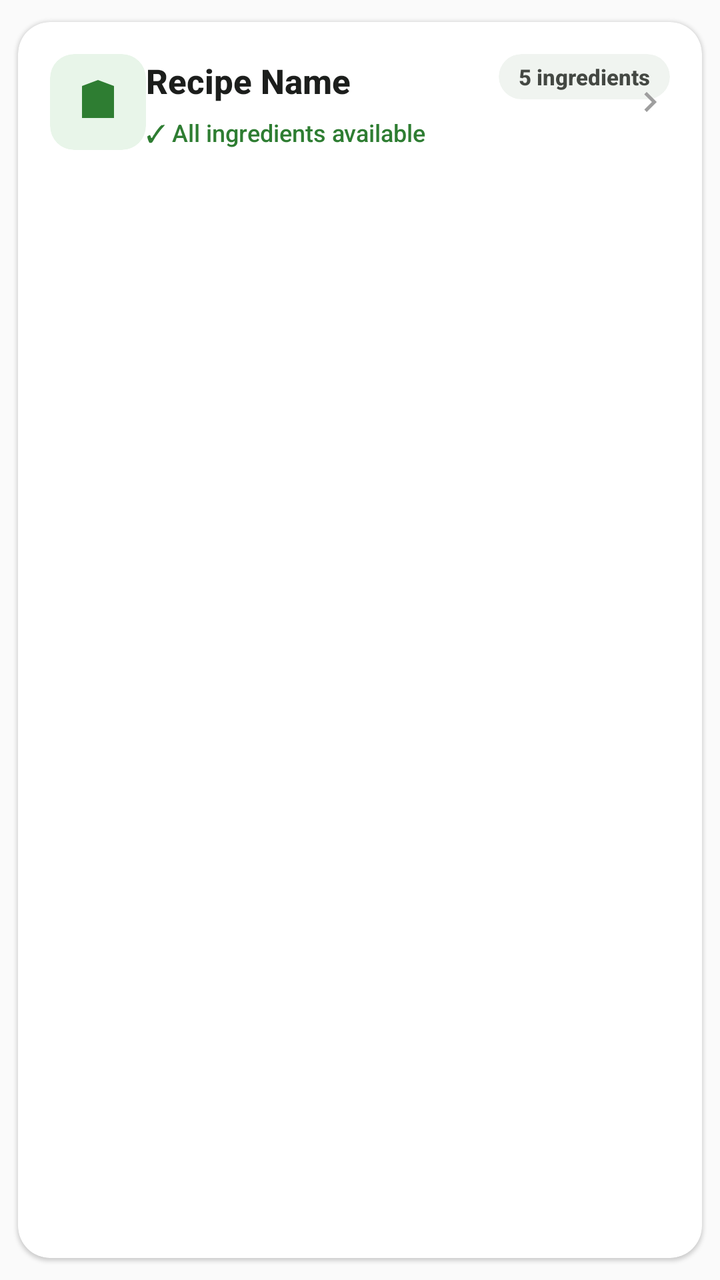
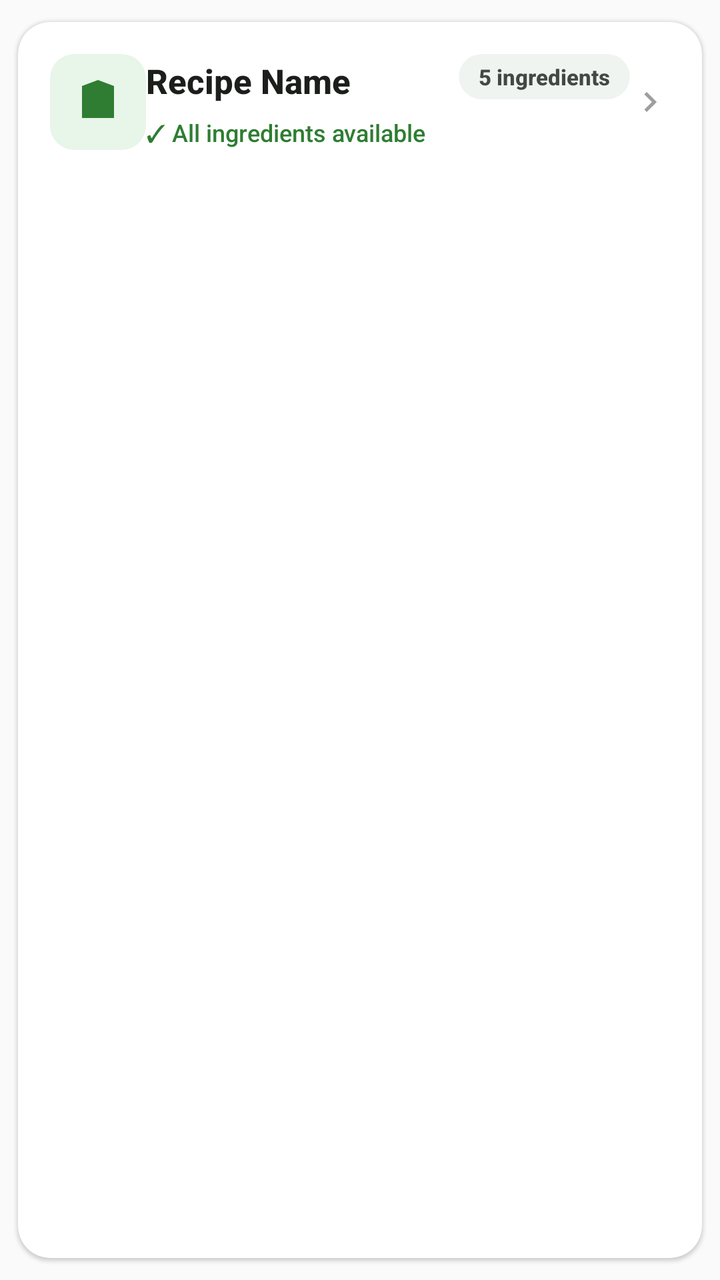

The first picture is an Android layout as it rendered before a commit; the second is the same layout after the commit. The layout source and the unified diff follow.
<!-- AndroidManifest.xml: application theme Theme.SmartPantry -->
<!-- res/layout/item_suggested_recipe.xml -->
<?xml version="1.0" encoding="utf-8"?>
<androidx.cardview.widget.CardView
    xmlns:android="http://schemas.android.com/apk/res/android"
    xmlns:app="http://schemas.android.com/apk/res-auto"
    android:layout_width="match_parent"
    android:layout_height="wrap_content"
    android:layout_marginBottom="10dp"
    android:layout_marginStart="4dp"
    android:layout_marginEnd="4dp"
    app:cardElevation="1dp"
    app:cardMaxElevation="4dp"
    app:cardCornerRadius="16dp"
    app:cardBackgroundColor="@color/surface"
    app:cardUseCompatPadding="true">

    <androidx.constraintlayout.widget.ConstraintLayout
        android:layout_width="match_parent"
        android:layout_height="wrap_content"
        android:padding="16dp"
        android:background="@android:color/transparent">

        
        <androidx.cardview.widget.CardView
            android:id="@+id/cvRecipeIcon"
            android:layout_width="48dp"
            android:layout_height="48dp"
            android:layout_marginEnd="12dp"
            app:cardBackgroundColor="@color/primary_container"
            app:cardCornerRadius="12dp"
            app:cardElevation="0dp"
            app:layout_constraintTop_toTopOf="parent"
            app:layout_constraintStart_toStartOf="parent"
            app:layout_constraintBottom_toBottomOf="parent">

            <ImageView
                android:id="@+id/ivRecipeIcon"
                android:layout_width="24dp"
                android:layout_height="24dp"
                android:layout_gravity="center"
                android:src="@drawable/ic_recipe"
                android:tint="@color/primary"
                android:contentDescription="@string/recipe_icon_desc" />
        </androidx.cardview.widget.CardView>

        
        <TextView
            android:id="@+id/tvRecipeName"
            android:layout_width="0dp"
            android:layout_height="wrap_content"
            android:layout_marginTop="2dp"
            android:text="Recipe Name"
            android:textSize="17sp"
            android:textStyle="bold"
            android:textColor="@color/text_primary"
            android:fontFamily="sans-serif-medium"
            android:maxLines="1"
            android:ellipsize="end"
            app:layout_constraintTop_toTopOf="parent"
            app:layout_constraintStart_toEndOf="@id/cvRecipeIcon"
            app:layout_constraintEnd_toStartOf="@id/tvIngredientCount" />

        
        <androidx.cardview.widget.CardView
            android:id="@+id/cvIngredientBadge"
            android:layout_width="wrap_content"
            android:layout_height="wrap_content"
            android:layout_marginStart="8dp"
            android:minWidth="60dp"
            app:cardBackgroundColor="@color/surface_variant"
            app:cardCornerRadius="12dp"
            app:cardElevation="0dp"
            app:layout_constraintTop_toTopOf="parent"
            app:layout_constraintEnd_toEndOf="parent">

            <TextView
                android:id="@+id/tvIngredientCount"
                android:layout_width="wrap_content"
                android:layout_height="wrap_content"
                android:layout_marginStart="10dp"
                android:layout_marginEnd="10dp"
                android:layout_marginTop="4dp"
                android:layout_marginBottom="4dp"
                android:text="5 ingredients"
                android:textSize="11sp"
                android:textStyle="bold"
                android:textColor="@color/text_secondary"
                android:fontFamily="sans-serif-medium"
                android:gravity="center" />
        </androidx.cardview.widget.CardView>

        
        <TextView
            android:id="@+id/tvMatchIndicator"
            android:layout_width="0dp"
            android:layout_height="wrap_content"
            android:layout_marginTop="6dp"
            android:text="✓ All ingredients available"
            android:textSize="12sp"
            android:textColor="@color/success"
            android:fontFamily="sans-serif-medium"
            android:maxLines="1"
            android:ellipsize="end"
            app:layout_constraintTop_toBottomOf="@id/tvRecipeName"
            app:layout_constraintStart_toEndOf="@id/cvRecipeIcon"
            app:layout_constraintEnd_toEndOf="parent"
            app:layout_constraintBottom_toBottomOf="parent" />

        
        <ImageView
            android:id="@+id/ivChevron"
            android:layout_width="20dp"
            android:layout_height="20dp"
            android:layout_marginStart="12dp"
            android:src="@drawable/ic_arrow_forward"
            android:tint="@color/text_disabled"
            android:contentDescription="@string/navigate_next"
            app:layout_constraintTop_toTopOf="parent"
            app:layout_constraintEnd_toEndOf="parent"
            app:layout_constraintBottom_toBottomOf="parent" />

    </androidx.constraintlayout.widget.ConstraintLayout>

</androidx.cardview.widget.CardView>
<!-- resources referenced by this layout -->
<resources>
  <color name="primary">#2E7D32</color>
  <color name="success">#2E7D32</color>
  <color name="surface">#FFFFFF</color>
  <style name="Theme.SmartPantry" parent="Theme.MaterialComponents.DayNight.DarkActionBar">
          
          <item name="colorPrimary">@color/primary</item>
          <item name="colorPrimaryVariant">@color/primary_variant</item>
          <item name="colorOnPrimary">@color/on_primary</item>
  
          
          <item name="colorSecondary">@color/secondary</item>
          <item name="colorSecondaryVariant">@color/secondary_variant</item>
          <item name="colorOnSecondary">@color/on_secondary</item>
  
          
          <item name="colorError">@color/error</item>
          <item name="colorOnError">@color/on_error</item>
          <item name="colorErrorContainer">@color/error_container</item>
  
          
          <item name="colorSurface">@color/surface</item>
          <item name="colorSurfaceVariant">@color/surface_variant</item>
          <item name="colorOnSurface">@color/on_surface</item>
          <item name="colorOnSurfaceVariant">@color/on_surface_variant</item>
  
          
          <item name="android:colorBackground">@color/background</item>
          <item name="colorOnBackground">@color/on_background</item>
  
          
          <item name="colorOutline">@color/outline</item>
          <item name="colorOutlineVariant">@color/outline_variant</item>
  
          
          <item name="android:statusBarColor">?attr/colorPrimaryVariant</item>
          <item name="android:navigationBarColor">@color/surface</item>
          <item name="android:windowLightNavigationBar">true</item>
  
          
          <item name="elevationOverlayEnabled">false</item>
  
          
          <item name="textAppearanceHeadline1">@style/TextAppearance.SmartPantry.Headline1</item>
          <item name="textAppearanceHeadline2">@style/TextAppearance.SmartPantry.Headline2</item>
          <item name="textAppearanceHeadline3">@style/TextAppearance.SmartPantry.Headline3</item>
          <item name="textAppearanceHeadline4">@style/TextAppearance.SmartPantry.Headline4</item>
          <item name="textAppearanceHeadline5">@style/TextAppearance.SmartPantry.Headline5</item>
          <item name="textAppearanceHeadline6">@style/TextAppearance.SmartPantry.Headline6</item>
          <item name="textAppearanceSubtitle1">@style/TextAppearance.SmartPantry.Subtitle1</item>
          <item name="textAppearanceSubtitle2">@style/TextAppearance.SmartPantry.Subtitle2</item>
          <item name="textAppearanceBody1">@style/TextAppearance.SmartPantry.Body1</item>
          <item name="textAppearanceBody2">@style/TextAppearance.SmartPantry.Body2</item>
          <item name="textAppearanceCaption">@style/TextAppearance.SmartPantry.Caption</item>
          <item name="textAppearanceButton">@style/TextAppearance.SmartPantry.Button</item>
          <item name="textAppearanceOverline">@style/TextAppearance.SmartPantry.Overline</item>
  
          
          <item name="shapeAppearanceSmallComponent">@style/ShapeAppearance.SmartPantry.SmallComponent</item>
          <item name="shapeAppearanceMediumComponent">@style/ShapeAppearance.SmartPantry.MediumComponent</item>
          <item name="shapeAppearanceLargeComponent">@style/ShapeAppearance.SmartPantry.LargeComponent</item>
  
          
          <item name="textInputStyle">@style/Widget.SmartPantry.TextInputLayout</item>
      </style>
  <color name="error">#BA1A1A</color>
  <color name="on_error">#FFFFFF</color>
  <color name="outline">#747873</color>
  <!-- unchanged entries left out for length: 39 -->
</resources>

<!-- the commit's change to res/layout/item_suggested_recipe.xml (unified diff, before → after) -->
@@ -70,7 +70,7 @@
             app:cardCornerRadius="12dp"
             app:cardElevation="0dp"
             app:layout_constraintTop_toTopOf="parent"
-            app:layout_constraintEnd_toEndOf="parent">
+            app:layout_constraintEnd_toStartOf="@id/ivChevron">
 
             <TextView
                 android:id="@+id/tvIngredientCount"
@@ -98,11 +98,11 @@
             android:textSize="12sp"
             android:textColor="@color/success"
             android:fontFamily="sans-serif-medium"
-            android:maxLines="1"
+            android:maxLines="2"
             android:ellipsize="end"
             app:layout_constraintTop_toBottomOf="@id/tvRecipeName"
             app:layout_constraintStart_toEndOf="@id/cvRecipeIcon"
-            app:layout_constraintEnd_toEndOf="parent"
+            app:layout_constraintEnd_toStartOf="@id/ivChevron"
             app:layout_constraintBottom_toBottomOf="parent" />
 
         
<!-- resource entries referenced after the edit -->
@@ -63,10 +63,20 @@
   
           
           <item name="textInputStyle">@style/Widget.SmartPantry.TextInputLayout</item>
+  
+          
+          <item name="materialCalendarTheme">@style/ThemeOverlay.SmartPantry.DatePicker</item>
       </style>
   <color name="error">#BA1A1A</color>
   <color name="on_error">#FFFFFF</color>
   <color name="outline">#747873</color>
+  <style name="ThemeOverlay.SmartPantry.DatePicker" parent="ThemeOverlay.MaterialComponents.MaterialCalendar">
+          <item name="colorPrimary">@color/primary</item>
+          <item name="colorPrimaryVariant">@color/primary_variant</item>
+          <item name="colorOnPrimary">@color/on_primary</item>
+          <item name="colorSurface">@color/surface</item>
+          <item name="colorOnSurface">@color/on_surface</item>
+      </style>
   <!-- unchanged entries left out for length: 39 -->
 </resources>
 
